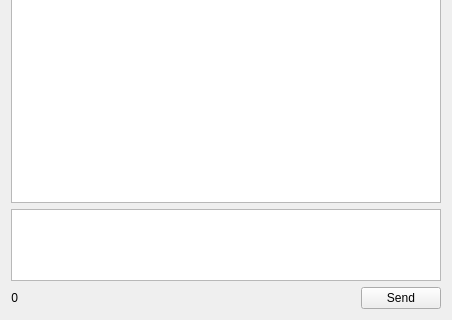
This is commentswidget.ui in kambala-decapitator/HornAppDesktop as Qt 5 draws it before an edit; both pictures show x 0 to 452 and y 151 to 471 of the 452 by 471 pixel window. The edited form follows.
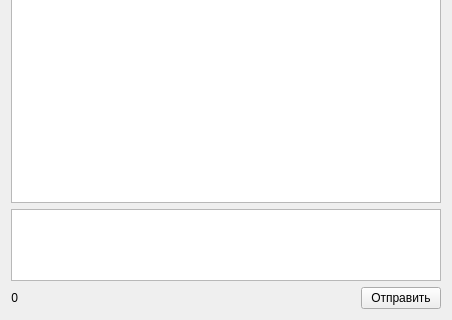
This is the edited form.

What changed in the file:
```diff
--- a/commentswidget.ui
+++ b/commentswidget.ui
@@ -114,7 +114,7 @@
         </sizepolicy>
        </property>
        <property name="text">
-        <string>Send</string>
+        <string>Отправить</string>
        </property>
       </widget>
      </item>
```
Left out of the diff: 5 changed lines with no effect on the pictures.
